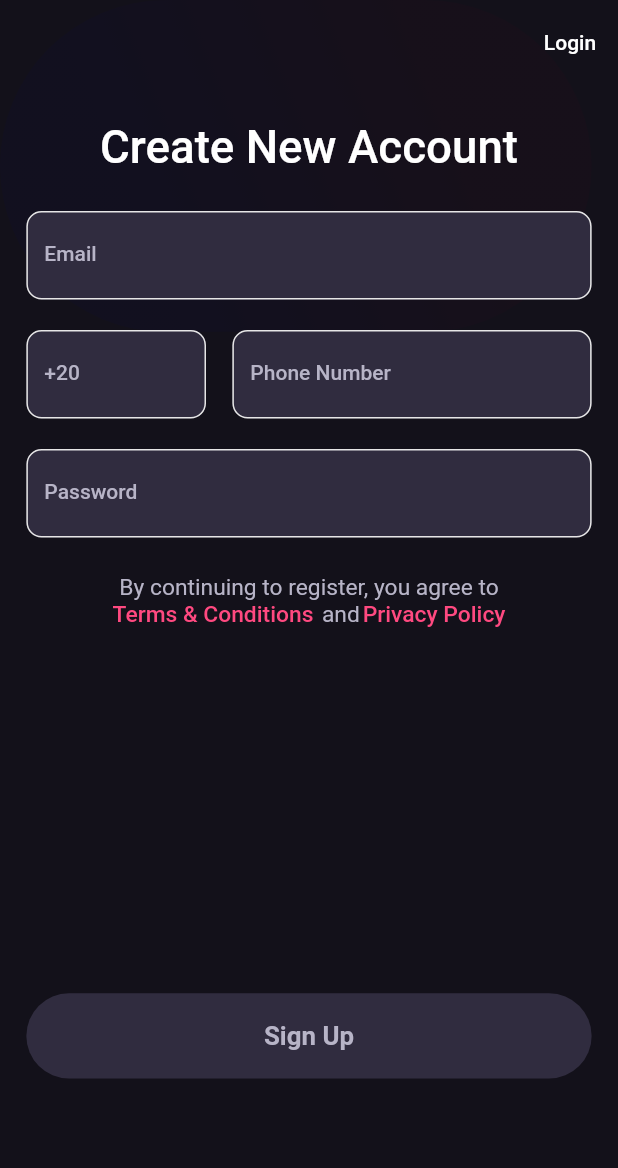
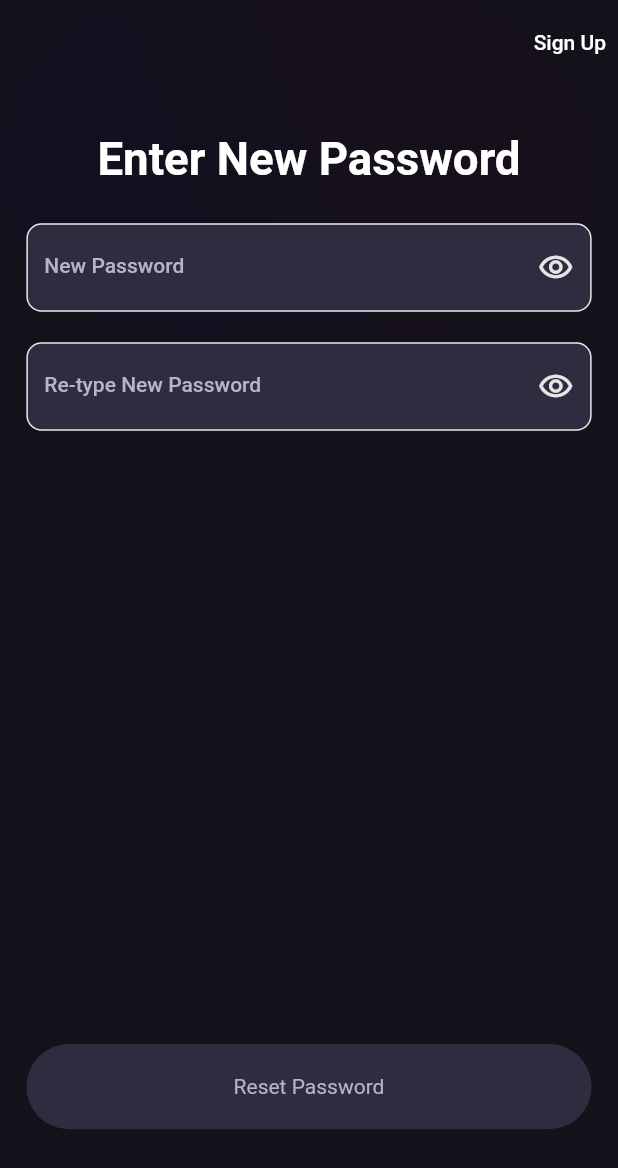
Before and after one commit to AymanYehia23/ebitcoiner, a Flutter app: the screen it shows after launch, on a phone screen of 412 x 824 dp. Shown: the top 1168 px of the screen. Run offline on Flutter 3.47's test engine with Material 2 defaults, Android fonts, the phone set to English and light mode, and no system bars; our stand-ins replace bloc, device_preview, dio, flutter_bloc, flutter_svg, outline_gradient_button and 1 more; Roboto replaces fonts that are missing (CircularStd).

Commit message:
enter new pass & recovery pass

```diff
--- a/lib/main.dart
+++ b/lib/main.dart
@@ -37,7 +37,7 @@
         theme: AppTheme.lightTheme,
         darkTheme: AppTheme.darkTheme,
         debugShowCheckedModeBanner: false,
-        initialRoute: AppRouter.signUp,
+        initialRoute: AppRouter.enterNewPass,
         onGenerateRoute: AppRouter.onGenerateRoute,
         useInheritedMediaQuery: true,
         locale: DevicePreview.locale(context),
--- /dev/null
+++ b/lib/presentation/enter_new_pass/screens/enter_new_pass.dart
@@ -0,0 +1,72 @@
+import 'package:flutter/material.dart';
+import 'package:hash_store/presentation/shared_components/default_disabled_button.dart';
+import 'package:hash_store/presentation/shared_components/default_textfield.dart';
+import 'package:hash_store/presentation/shared_components/gradient_background_container.dart';
+import 'package:hash_store/presentation/sizer/sizer.dart';
+
+class EnterNewPass extends StatelessWidget {
+  const EnterNewPass({Key? key}) : super(key: key);
+
+  @override
+  Widget build(BuildContext context) {
+    Sizer s = Sizer(context: context);
+    return Stack(children: [
+      const GradientBackgroundContainer(),
+      Scaffold(
+        appBar: AppBar(
+          actions: [
+            TextButton(
+              onPressed: () {},
+              child: Text(
+                'Sign Up',
+                style: Theme.of(context).textTheme.bodyText1,
+              ),
+            ),
+          ],
+        ),
+        body: SingleChildScrollView(
+          child: Padding(
+            padding: EdgeInsets.symmetric(
+              horizontal: s.w(16.0),
+            ),
+            child: Column(
+              children: [
+                SizedBox(
+                  height: s.h(32.0),
+                ),
+                Text(
+                  'Enter New Password',
+                  textAlign: TextAlign.center,
+                  style: Theme.of(context).textTheme.bodyText1!.copyWith(
+                        fontSize: s.h(30.0),
+                        fontWeight: FontWeight.bold,
+                      ),
+                ),
+                SizedBox(
+                  height: s.h(24.0),
+                ),
+                const DefaultTextField(
+                    text: 'New Password',
+                    isObscureText: true,
+                    suffixIcon: Icons.remove_red_eye_outlined,
+                  ),
+                  SizedBox(
+                    height:s.h(20.0),
+                  ),
+                  const DefaultTextField(
+                    text: 'Re-type New Password',
+                    isObscureText: true,
+                    suffixIcon: Icons.remove_red_eye_outlined,
+                  ),
+                  SizedBox(
+                    height: s.h(403.0),
+                  ),
+                  const DefaultDisabledButton(text: Text('Reset Password')),
+              ],
+            ),
+          ),
+        ),
+      ),
+    ]);
+  }
+}
--- a/lib/presentation/router/app_router.dart
+++ b/lib/presentation/router/app_router.dart
@@ -1,6 +1,8 @@
 import 'package:flutter/material.dart';
 import 'package:hash_store/presentation/Home/screen/home_screen.dart';
+import 'package:hash_store/presentation/enter_new_pass/screens/enter_new_pass.dart';
 import 'package:hash_store/presentation/log_in/screen/log_in_screen.dart';
+import 'package:hash_store/presentation/recovery_link/screens/recovery_screen.dart';
 import 'package:hash_store/presentation/reset_pass/screen/reset_pass_screen.dart';
 
 import '../../core/constants/strings.dart';
@@ -14,6 +16,8 @@ class AppRouter {
   static const String logIn = 'logIn';
   static const String resetPass = 'resetPass';
   static const String home = 'home';
+  static const String recoveryLink = 'recoveryLink';
+  static const String enterNewPass = 'enterNewPass';
 
   static Route<dynamic> onGenerateRoute(RouteSettings settings) {
     switch (settings.name) {
@@ -21,15 +25,16 @@ class AppRouter {
         return MaterialPageRoute(builder: (_) => const SplashScreen());
       case logIn:
         return MaterialPageRoute(builder: (_) => const LogInScreen());
-        case home:
+      case home:
         return MaterialPageRoute(builder: (_) => const HomeScreen());
+      case recoveryLink:
+        return MaterialPageRoute(builder: (_) => const RecoveryScreen());
       case resetPass:
         return MaterialPageRoute(builder: (_) => const ResetPassScreen());
       case signUp:
-        return MaterialPageRoute(
-          builder: (_) => const SignUpScreen(
-          ),
-        );
+        return MaterialPageRoute(builder: (_) => const SignUpScreen());
+      case enterNewPass:
+        return MaterialPageRoute(builder: (_) => const EnterNewPass());
       default:
         throw const RouteException('Route not found!');
     }
--- a/lib/presentation/shared_components/default_textfield.dart
+++ b/lib/presentation/shared_components/default_textfield.dart
@@ -37,7 +37,6 @@ class DefaultTextField extends StatelessWidget {
           ),
         ),
         suffixIcon: suffixIcon == null ? const Text('') :Icon(suffixIcon!,color: const Color(0xffe6e6e6),),
-
       ),
       obscureText: isObscureText,
     );
```
Also changed, not shown: lib/presentation/recovery_link/screens/recovery_screen.dart (added, +84 -0 lines), assets/images/msg_image.svg (added).
